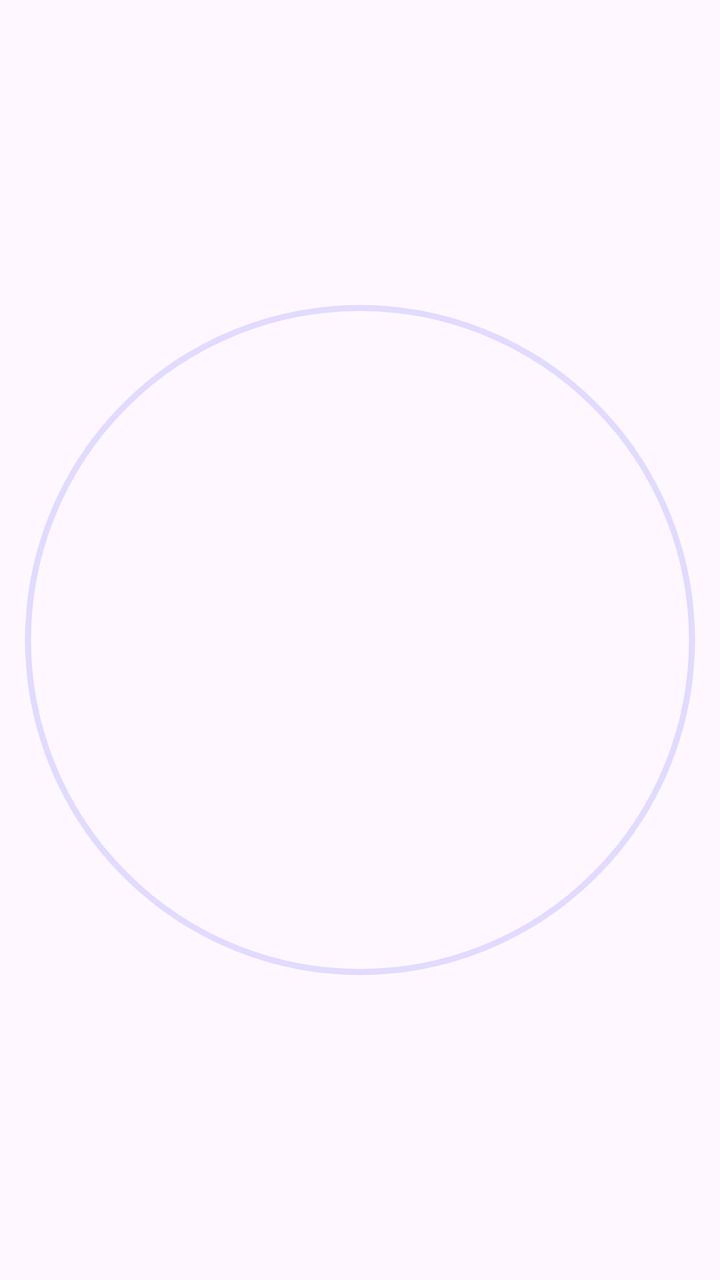
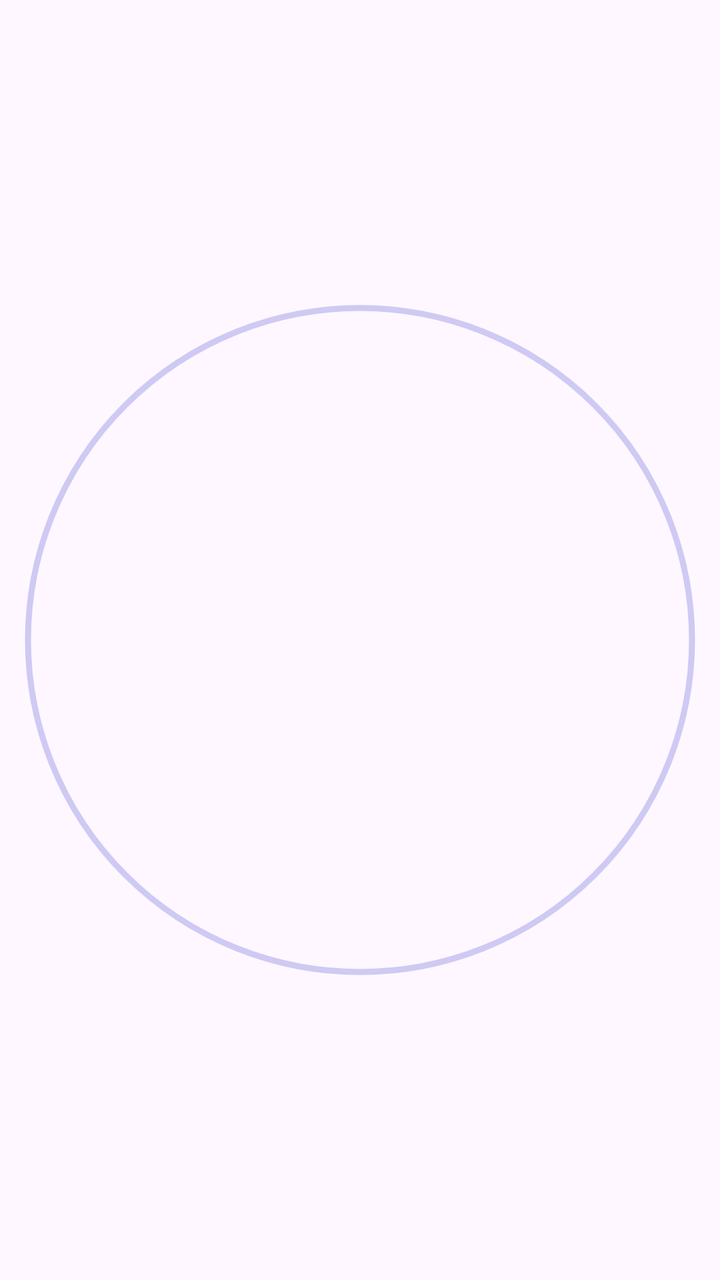

The first picture is an Android layout as it rendered before a commit; the second is the same layout after the commit. The layout source and the unified diff follow.
<!-- AndroidManifest.xml: application theme Theme.SpaceAdvisor -->
<!-- res/layout/item_avatar.xml -->
<?xml version="1.0" encoding="utf-8"?>
<androidx.constraintlayout.widget.ConstraintLayout xmlns:android="http://schemas.android.com/apk/res/android"
    xmlns:app="http://schemas.android.com/apk/res-auto"
    android:layout_width="match_parent"
    android:layout_height="wrap_content"
    android:padding="8dp">

    <com.google.android.material.imageview.ShapeableImageView
        android:id="@+id/avatarImage"
        android:layout_width="0dp"
        android:layout_height="0dp"
        android:background="@color/background"
        android:backgroundTint="@color/transparent"
        android:padding="6dp"
        android:scaleType="centerCrop"
        app:layout_constraintBottom_toBottomOf="parent"
        app:layout_constraintDimensionRatio="1:1"
        app:layout_constraintEnd_toEndOf="parent"
        app:layout_constraintStart_toStartOf="parent"
        app:layout_constraintTop_toTopOf="parent"
        app:shapeAppearanceOverlay="@style/ShapeAppearance.Material3.Corner.Full"
        app:strokeColor="?attr/customColorPrimaryFaded"
        app:strokeWidth="3dp" />

    <ImageView
        android:id="@+id/plusIcon"
        android:layout_width="32dp"
        android:layout_height="32dp"
        android:src="@drawable/ic_plus"
        android:visibility="gone"
        app:layout_constraintBottom_toBottomOf="@id/avatarImage"
        app:layout_constraintEnd_toEndOf="@id/avatarImage"
        app:layout_constraintStart_toStartOf="@id/avatarImage"
        app:layout_constraintTop_toTopOf="@id/avatarImage"
        app:tint="@color/icon" />


</androidx.constraintlayout.widget.ConstraintLayout>
<!-- resources referenced by this layout -->
<resources>
  <color name="background">@color/white</color>
  <color name="icon">@color/secondary</color>
  <color name="transparent">#00000000</color>
  <!-- drawable ic_plus (drawable) -->
  <?xml version="1.0" encoding="utf-8"?>
  <vector xmlns:android="http://schemas.android.com/apk/res/android"
      android:width="24dp"
      android:height="24dp"
      android:viewportWidth="24"
      android:viewportHeight="24">
  
      <path
          android:fillColor="#000000"
          android:strokeColor="#000000"
          android:strokeWidth="3"
          android:strokeLineJoin="round"
          android:strokeLineCap="round"
          android:pathData="M4 12H20M12 4V20" />
  </vector>
  <style name="Theme.SpaceAdvisor" parent="Base.Theme.SpaceAdvisor">
          <item name="colorPrimary">@color/primary</item>
          <item name="customColorPrimary">@color/primary</item>
          <item name="customColorPrimaryGlow">@color/primary_glow</item>
          <item name="customColorPrimaryFaded">@color/primary_faded</item>
          <item name="customColorPrimaryLight">@color/primary_light</item>
          <item name="customColorPrimaryVariant">@color/primary_variant</item>
          <item name="customColorPrimaryVariantFaded">@color/primary_variant_faded</item>
      </style>
  <color name="white">#FFFFFFFF</color>
  <color name="secondary">@color/deep_black</color>
  <style name="Base.Theme.SpaceAdvisor" parent="Theme.Material3.DayNight.NoActionBar">
          <item name="colorPrimary">@color/primary</item>
      </style>
  <color name="primary">@color/space_purple</color>
  <color name="primary_glow">@color/space_purple_glow</color>
  <color name="primary_faded">@color/space_purple_faded</color>
  <color name="primary_light">@color/space_purple_light</color>
  <color name="primary_variant">@color/space_pink</color>
  <color name="primary_variant_faded">@color/space_pink_faded</color>
  <color name="deep_black">#111213</color>
  <color name="space_purple">#575AD3</color>
  <color name="space_purple_glow">#48575AD3</color>
  <color name="space_purple_faded">#50A0A0FF</color>
  <color name="space_purple_light">#A0A0FF</color>
  <color name="space_pink">#AE52D4</color>
  <color name="space_pink_faded">#20AE52D4</color>
</resources>

<!-- the commit's change to res/layout/item_avatar.xml (unified diff, before → after) -->
@@ -34,5 +34,4 @@
         app:layout_constraintTop_toTopOf="@id/avatarImage"
         app:tint="@color/icon" />
 
-
 </androidx.constraintlayout.widget.ConstraintLayout>
<!-- resource entries referenced after the edit -->
@@ -20,30 +20,24 @@
           android:pathData="M4 12H20M12 4V20" />
   </vector>
   <style name="Theme.SpaceAdvisor" parent="Base.Theme.SpaceAdvisor">
-          <item name="colorPrimary">@color/primary</item>
-          <item name="customColorPrimary">@color/primary</item>
-          <item name="customColorPrimaryGlow">@color/primary_glow</item>
-          <item name="customColorPrimaryFaded">@color/primary_faded</item>
-          <item name="customColorPrimaryLight">@color/primary_light</item>
-          <item name="customColorPrimaryVariant">@color/primary_variant</item>
-          <item name="customColorPrimaryVariantFaded">@color/primary_variant_faded</item>
+          <item name="colorPrimary">@color/space_purple</item>
+          <item name="customColorPrimary">@color/space_purple</item>
+          <item name="customColorPrimaryFaded">@color/space_purple_faded</item>
+          <item name="customColorPrimaryLight">@color/space_purple_light</item>
+          <item name="customColorPrimaryLightFaded">@color/space_purple_light_faded</item>
+          <item name="customColorPrimaryVariant">@color/space_pink</item>
+          <item name="customColorPrimaryVariantFaded">@color/space_pink_faded</item>
       </style>
   <color name="white">#FFFFFFFF</color>
   <color name="secondary">@color/deep_black</color>
   <style name="Base.Theme.SpaceAdvisor" parent="Theme.Material3.DayNight.NoActionBar">
-          <item name="colorPrimary">@color/primary</item>
+          <item name="colorPrimary">@color/space_purple</item>
       </style>
-  <color name="primary">@color/space_purple</color>
-  <color name="primary_glow">@color/space_purple_glow</color>
-  <color name="primary_faded">@color/space_purple_faded</color>
-  <color name="primary_light">@color/space_purple_light</color>
-  <color name="primary_variant">@color/space_pink</color>
-  <color name="primary_variant_faded">@color/space_pink_faded</color>
   <color name="deep_black">#111213</color>
   <color name="space_purple">#575AD3</color>
-  <color name="space_purple_glow">#48575AD3</color>
-  <color name="space_purple_faded">#50A0A0FF</color>
+  <color name="space_purple_faded">#48575AD3</color>
   <color name="space_purple_light">#A0A0FF</color>
+  <color name="space_purple_light_faded">#30A0A0FF</color>
   <color name="space_pink">#AE52D4</color>
   <color name="space_pink_faded">#20AE52D4</color>
 </resources>
